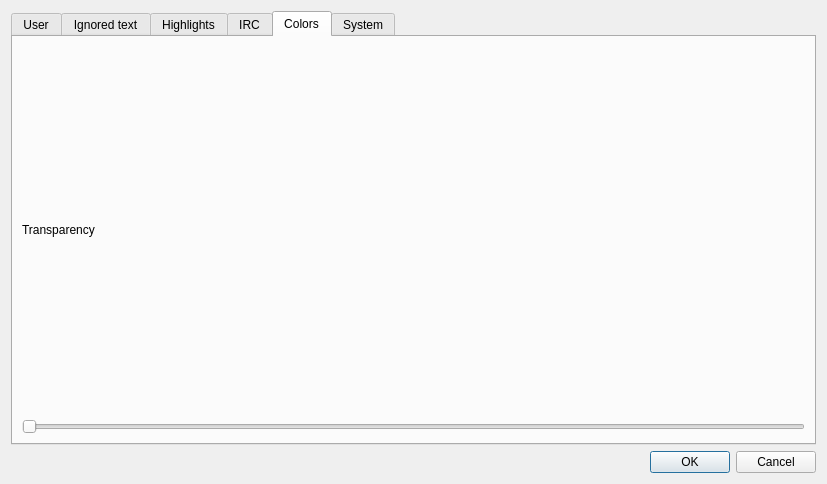
The window that src/GrumpyIRC/preferenceswin.ui (grumpy-irc/grumpy) describes before a commit, drawn with Qt 5.
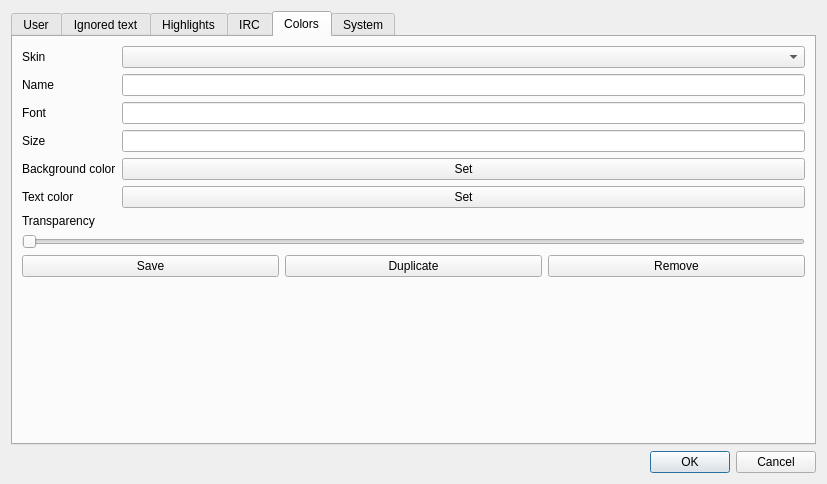
The same window after the commit. The open tabs and pages were chosen to show the change.

Commit message: skin saving and loading

The edit to the form file:
```diff
--- a/src/GrumpyIRC/preferenceswin.ui
+++ b/src/GrumpyIRC/preferenceswin.ui
@@ -146,6 +146,78 @@
        <string>Colors</string>
       </attribute>
       <layout class="QVBoxLayout" name="verticalLayout_6">
+       <item>
+        <layout class="QFormLayout" name="formLayout_3">
+         <item row="0" column="0">
+          <widget class="QLabel" name="label_11">
+           <property name="text">
+            <string>Skin</string>
+           </property>
+          </widget>
+         </item>
+         <item row="0" column="1">
+          <widget class="QComboBox" name="comboBox"/>
+         </item>
+         <item row="2" column="0">
+          <widget class="QLabel" name="label_12">
+           <property name="text">
+            <string>Font</string>
+           </property>
+          </widget>
+         </item>
+         <item row="3" column="0">
+          <widget class="QLabel" name="label_13">
+           <property name="text">
+            <string>Size</string>
+           </property>
+          </widget>
+         </item>
+         <item row="4" column="0">
+          <widget class="QLabel" name="label_14">
+           <property name="text">
+            <string>Background color</string>
+           </property>
+          </widget>
+         </item>
+         <item row="5" column="0">
+          <widget class="QLabel" name="label_15">
+           <property name="text">
+            <string>Text color</string>
+           </property>
+          </widget>
+         </item>
+         <item row="2" column="1">
+          <widget class="QLineEdit" name="lineEdit_SkinFont"/>
+         </item>
+         <item row="3" column="1">
+          <widget class="QLineEdit" name="lineEdit_SkinSz"/>
+         </item>
+         <item row="1" column="0">
+          <widget class="QLabel" name="label_16">
+           <property name="text">
+            <string>Name</string>
+           </property>
+          </widget>
+         </item>
+         <item row="1" column="1">
+          <widget class="QLineEdit" name="lineEdit_SkinName"/>
+         </item>
+         <item row="4" column="1">
+          <widget class="QPushButton" name="pushButton_4">
+           <property name="text">
+            <string>Set</string>
+           </property>
+          </widget>
+         </item>
+         <item row="5" column="1">
+          <widget class="QPushButton" name="pushButton_5">
+           <property name="text">
+            <string>Set</string>
+           </property>
+          </widget>
+         </item>
+        </layout>
+       </item>
        <item>
         <widget class="QLabel" name="label_7">
          <property name="text">
@@ -155,11 +227,52 @@
        </item>
        <item>
         <widget class="QSlider" name="horizontalSlider">
+         <property name="enabled">
+          <bool>false</bool>
+         </property>
          <property name="orientation">
           <enum>Qt::Horizontal</enum>
          </property>
         </widget>
        </item>
+       <item>
+        <layout class="QHBoxLayout" name="horizontalLayout">
+         <item>
+          <widget class="QPushButton" name="pushButton">
+           <property name="text">
+            <string>Save</string>
+           </property>
+          </widget>
+         </item>
+         <item>
+          <widget class="QPushButton" name="pushButton_2">
+           <property name="text">
+            <string>Duplicate</string>
+           </property>
+          </widget>
+         </item>
+         <item>
+          <widget class="QPushButton" name="pushButton_3">
+           <property name="text">
+            <string>Remove</string>
+           </property>
+          </widget>
+         </item>
+        </layout>
+       </item>
+       <item>
+        <spacer name="verticalSpacer_3">
+         <property name="orientation">
+          <enum>Qt::Vertical</enum>
+         </property>
+         <property name="sizeHint" stdset="0">
+          <size>
+           <width>20</width>
+           <height>40</height>
+          </size>
+         </property>
+        </spacer>
+       </item>
       </layout>
      </widget>
      <widget class="QWidget" name="tab_2">
```
The commit also changes 14 other files.
